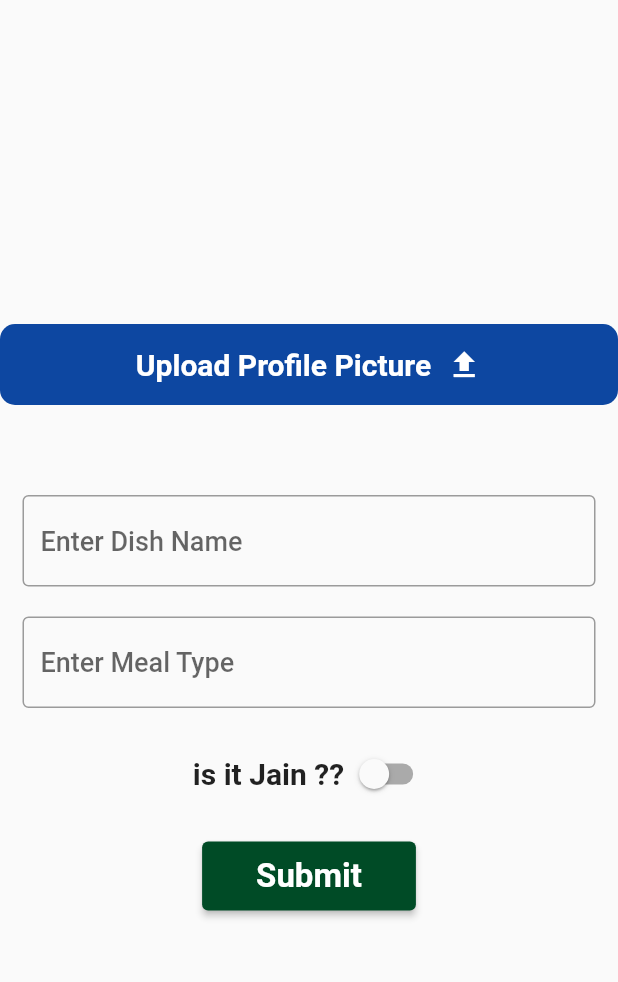
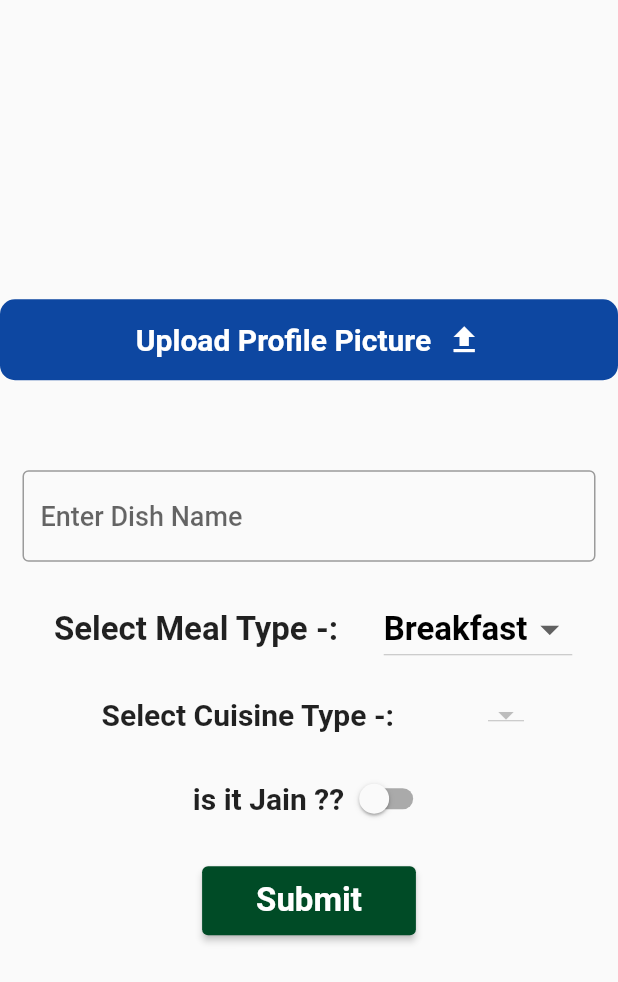
Before and after one commit to demodev23/aaj_kya_banaye_ADMIN, a Flutter app: the screen it shows after launch, on a phone screen of 412 x 824 dp. Shown: the top 982 px of the screen. Run offline on Flutter 3.47's test engine with Material 2 defaults, Android fonts, the phone set to English and light mode, and no system bars; our stand-ins replace card_swiper, cloud_firestore, firebase_auth, firebase_core, firebase_storage, flutter_image_compress and 2 more; missing offline and left inert: photofilters; accounts and stored records are empty; Roboto replaces fonts that are missing (poppins).

Commit message:
27/02/2023
cuisine type dropdown retrieving through database implemented

```diff
--- a/lib/views/firebase_collection.dart
+++ b/lib/views/firebase_collection.dart
@@ -9,24 +9,10 @@ final CollectionReference user_database =
     FirebaseFirestore.instance.collection('user_profile');
 final CollectionReference cards_database =
     FirebaseFirestore.instance.collection('cards');
-final CollectionReference profile_card_database =
-    FirebaseFirestore.instance.collection('profile_cards_database');
-final CollectionReference quiz_database =
-    FirebaseFirestore.instance.collection('quiz');
+
 final interest_database = FirebaseFirestore.instance.collection('interest');
-final CollectionReference quotes_database =
-    FirebaseFirestore.instance.collection('quotes');
 
-final CollectionReference saved_quote_database =
-    FirebaseFirestore.instance.collection('saved_quote_database');
-
-final CollectionReference swipe_card =
-    FirebaseFirestore.instance.collection('swipe_card');
-
-final CollectionReference swipe_quiz =
-    FirebaseFirestore.instance.collection('swipe_quiz');
-
-final CollectionReference swipe_quiz_choice =
-    FirebaseFirestore.instance.collection('swipe_quiz_choice');
+final CollectionReference cuisine_database =
+    FirebaseFirestore.instance.collection('cuisine');
 
 final Storage storage = Storage();
--- a/lib/views/upload_page.dart
+++ b/lib/views/upload_page.dart
@@ -27,11 +27,9 @@ class _ProfilePageState extends State<ProfilePage> {
   final form_key = GlobalKey<FormState>();
 
   final TextEditingController title_controller = TextEditingController();
-  final TextEditingController meal_type_controller = TextEditingController();
   bool is_jain = false;
   var photo;
   bool is_image_uploaded = false;
-  List<dynamic> items = [];
 
   List<String> _selectedItems = [];
   bool on_tap = false;
@@ -40,6 +38,30 @@ class _ProfilePageState extends State<ProfilePage> {
   late String filename;
   String docid = cards_database.doc().id.toString();
   bool file_uploaded = false;
+
+  List<String> meal = ["Breakfast", "Lunch", "Snacks", "Dinner"];
+  List<dynamic> cuisine_item = [];
+  String meal_type_dropdownvalue = 'Breakfast';
+  String cuisine_type_dropdownvalue = "";
+
+  @override
+  void initState() {
+    // TODO: implement initState
+    super.initState();
+    _retrieveData();
+  }
+
+  Future<void> _retrieveData() async {
+    List<dynamic> temp = await cuisine_database.get().then(
+      (value) {
+        return value.docs.single.get('cuisine');
+      },
+    );
+    cuisine_type_dropdownvalue = temp[0].toString();
+    setState(() {
+      cuisine_item = temp;
+    });
+  }
 
   @override
   Widget build(BuildContext context) {
@@ -51,7 +73,7 @@ class _ProfilePageState extends State<ProfilePage> {
           child: Column(
             mainAxisAlignment: MainAxisAlignment.spaceEvenly,
             children: [
-              SizedBox(
+              const SizedBox(
                 height: 20,
               ),
               GestureDetector(
@@ -102,7 +124,7 @@ class _ProfilePageState extends State<ProfilePage> {
                   }
                 },
               ),
-              SizedBox(
+              const SizedBox(
                 height: 20,
               ),
               is_image_uploaded
@@ -112,7 +134,7 @@ class _ProfilePageState extends State<ProfilePage> {
                           AsyncSnapshot<String> snapshot) {
                         if (is_image_uploaded) {
                           return Container(
-                              margin: EdgeInsets.only(top: 10),
+                              margin: const EdgeInsets.only(top: 10),
                               height: 150,
                               child: ClipRRect(
                                   child: Image.file(
@@ -126,24 +148,120 @@ class _ProfilePageState extends State<ProfilePage> {
                         );
                       },
                     )
-                  : SizedBox(
+                  : const SizedBox(
                       height: 20,
                     ),
-              SizedBox(
+              const SizedBox(
                 height: 20,
               ),
               name_field(context, "Enter Dish Name", title_controller),
-              SizedBox(
+              const SizedBox(
                 height: 20,
               ),
-              name_field(context, "Enter Meal Type", meal_type_controller),
-              SizedBox(
+              Row(
+                mainAxisAlignment: MainAxisAlignment.spaceEvenly,
+                children: [
+                  Text(
+                    " Select Meal Type -:",
+                    style: TextStyle(fontSize: extra_large, fontWeight: bold),
+                  ),
+                  DropdownButton(
+                    // Initial Value
+                    value: meal_type_dropdownvalue,
+                    itemHeight: 50,
+                    style: TextStyle(
+                        fontSize: extra_large, fontWeight: bold, color: black),
+                    // Down Arrow Icon
+                    icon: const Icon(
+                      Icons.arrow_drop_down,
+                      size: 30,
+                    ),
+                    dropdownColor: offWhite,
+                    // Array list of items
+                    items: meal.map((String items) {
+                      return DropdownMenuItem(
+                        value: items,
+                        child: Text(
+                          items,
+                        ),
+                      );
+                    }).toList(),
+                    // After selecting the desired option,it will
+                    // change button value to selected value
+                    onChanged: (String? newValue) {
+                      setState(() {
+                        meal_type_dropdownvalue = newValue!;
+                      });
+                    },
+                  ),
+                ],
+              ),
+              const SizedBox(
+                height: 20,
+              ),
+              Row(
+                mainAxisAlignment: MainAxisAlignment.spaceEvenly,
+                children: [
+                  const Text(
+                    " Select Cuisine Type -:",
+                    style: TextStyle(fontSize: large, fontWeight: bold),
+                  ),
+                  DropdownButton(
+                    value: cuisine_type_dropdownvalue,
+                    items: cuisine_item.map((value) {
+                      return DropdownMenuItem<dynamic>(
+                        value: value,
+                        child: Text(value.toString()),
+                      );
+                    }).toList(),
+                    onChanged: (selectedValue) {
+                      // Do something with the selected value
+                      setState(() {
+                        cuisine_type_dropdownvalue = selectedValue;
+                      });
+                    },
+                  ),
+                ],
+              ),
+              /*StreamBuilder(
+                  stream: cuisine_database.snapshots(),
+                  builder:
+                      (context, AsyncSnapshot<QuerySnapshot> cuisinesnapshot) {
+                    if (cuisinesnapshot.hasData) {
+                      var temp =
+                          cuisinesnapshot.data!.docs.first.get('cuisine');
+                      print("this is temp = ${temp}");
+                      cuisine_item = [];
+                      for (int i = 0; i < temp.length; i++) {
+                        cuisine_item.add(temp[i].toString());
+                      }
+
+                      print("this is cuisine_item = ${cuisine_item}");
+                      if (cuisine_item.isNotEmpty) {
+                        return Row(
+                          mainAxisAlignment: MainAxisAlignment.spaceEvenly,
+                          children: [
+                            Text(
+                              " Select Cuisine Type -:",
+                              style: TextStyle(
+                                  fontSize: extra_large, fontWeight: bold),
+                            ),
+
+                          ],
+                        );
+                      }
+                    }
+                    return custom_loading();
+                  }),
+
+                  */
+              const SizedBox(
                 height: 20,
               ),
               Row(
                 mainAxisAlignment: MainAxisAlignment.center,
                 children: [
-                  Text(
+                  const Text(
                     " is it Jain ??",
                     style: TextStyle(
                       fontSize: large,
@@ -160,7 +278,7 @@ class _ProfilePageState extends State<ProfilePage> {
                   ),
                 ],
               ),
-              SizedBox(
+              const SizedBox(
                 height: 20,
               ),
               ElevatedButton(
@@ -168,7 +286,8 @@ class _ProfilePageState extends State<ProfilePage> {
                     if (form_key.currentState!.validate() && image != null) {
                       cards_database.doc(docid).set({
                         'title': title_controller.text,
-                        'meal_type': meal_type_controller.text,
+                        'meal_type': meal_type_dropdownvalue,
+                        'cuisine': cuisine_type_dropdownvalue,
                         'is_jain': is_jain,
                       }, SetOptions(merge: true));
 
@@ -178,7 +297,7 @@ class _ProfilePageState extends State<ProfilePage> {
                       Navigator.pushReplacement(
                           context,
                           MaterialPageRoute(
-                              builder: (context) => ProfilePage()));
+                              builder: (context) => const ProfilePage()));
                     }
                   },
                   style: const ButtonStyle(
@@ -195,7 +314,7 @@ class _ProfilePageState extends State<ProfilePage> {
                           fontWeight: FontWeight.w600),
                     ),
                   )),
-              SizedBox(
+              const SizedBox(
                 height: 20,
               ),
             ],
```
